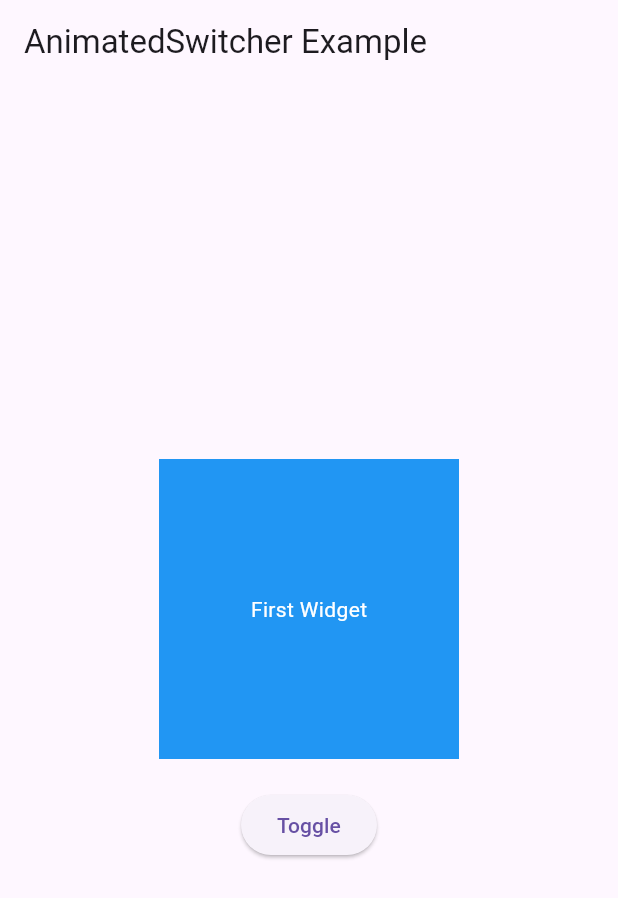
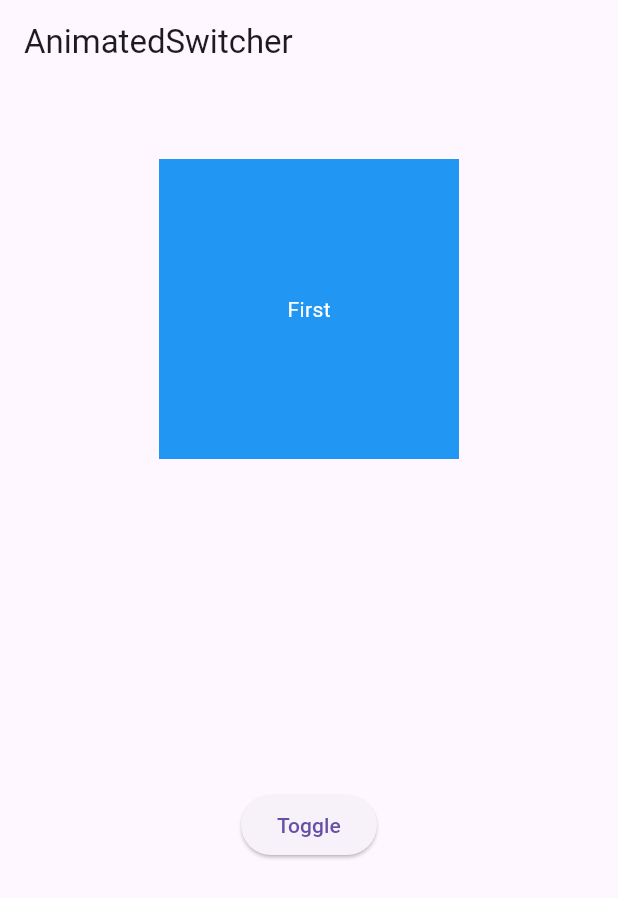
Before and after one commit to tiwpeter/Qr-CodeProject, a Flutter app: the screen it shows after launch, on a phone screen of 412 x 824 dp. Shown: the top 898 px of the screen. Run offline on Flutter 3.47's test engine with Material 3 defaults, Android fonts, the phone set to English and light mode, and no system bars; our stand-ins replace fl_chart, image_picker, lottie, sqflite; missing offline and left inert: google_ml_kit; accounts and stored records are empty.

Commit message:
AnimatedSwitcher2

```diff
--- a/lib/main.dart
+++ b/lib/main.dart
@@ -9,7 +9,7 @@
   Widget build(BuildContext context) {
     return MaterialApp(
       home: Scaffold(
-        appBar: AppBar(title: Text('AnimatedSwitcher Example')),
+        appBar: AppBar(title: Text('AnimatedSwitcher')),
         body: AnimatedSwitcherExample(),
       ),
     );
@@ -46,8 +46,7 @@
                     height: 200,
                     color: Colors.blue,
                     alignment: Alignment.center,
-                    child: Text('First Widget',
-                        style: TextStyle(color: Colors.white)),
+                    child: Text('First', style: TextStyle(color: Colors.white)),
                   )
                 : Container(
                     key: ValueKey(2),
@@ -55,29 +54,20 @@
                     height: 200,
                     color: Colors.red,
                     alignment: Alignment.center,
-                    child: Text('Second Widget',
-                        style: TextStyle(color: Colors.white)),
+                    child:
+                        Text('Second', style: TextStyle(color: Colors.white)),
                   ),
-            transitionBuilder: (Widget child, Animation<double> animation) {
-              // เอฟเฟกต์การย่อลงและเลื่อน
-              return SlideTransition(
-                position: Tween<Offset>(
-                  begin: Offset(0, 0.5), // เริ่มจากด้านล่าง
-                  end: Offset(0, 0),
-                ).animate(CurvedAnimation(
-                  parent: animation,
-                  curve: Curves.easeInOut,
-                )),
-                child: FadeTransition(
-                  opacity: animation,
+            transitionBuilder: (child, animation) {
+              return FadeTransition(
+                opacity: animation,
+                child: SlideTransition(
+                  position: Tween<Offset>(
+                    begin: Offset(0, 0.5), // เริ่มจากด้านล่าง
+                    end: Offset(0, -1), // เลื่อนขึ้นไปหาตำแหน่ง AppBar
+                  ).animate(animation),
                   child: ScaleTransition(
-                    scale: Tween<double>(
-                      begin: 0.8, // ย่อขนาดเริ่มต้น
-                      end: 1.0, // ขยายกลับไปขนาดเดิม
-                    ).animate(CurvedAnimation(
-                      parent: animation,
-                      curve: Curves.easeInOut,
-                    )),
+                    scale:
+                        Tween<double>(begin: 0.5, end: 1.0).animate(animation),
                     child: child,
                   ),
                 ),
```
